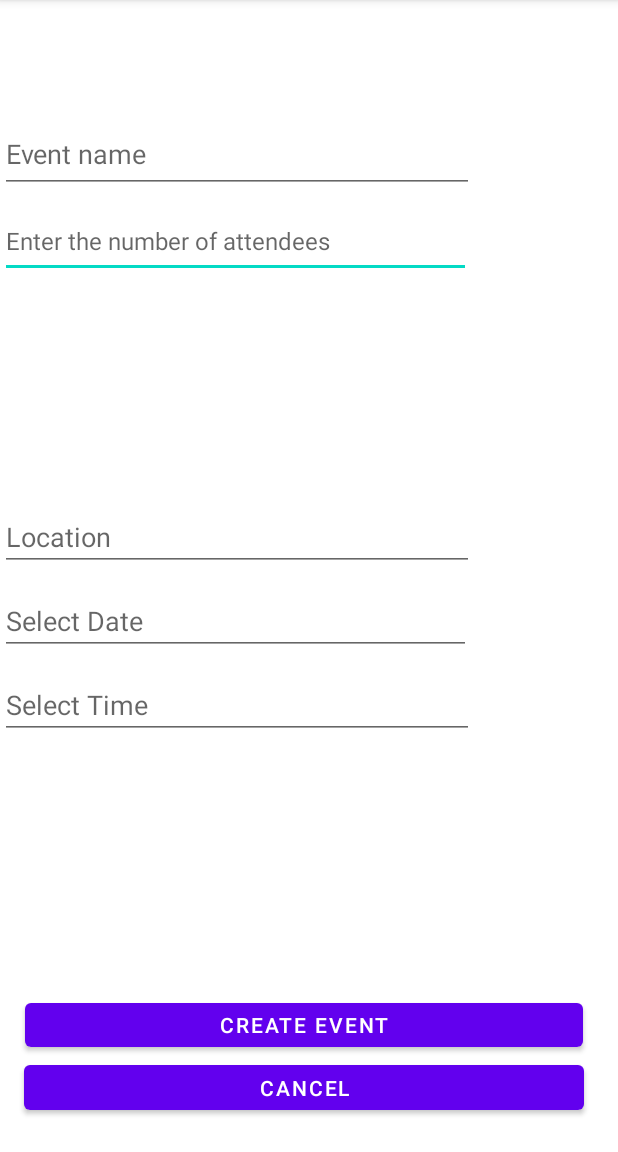
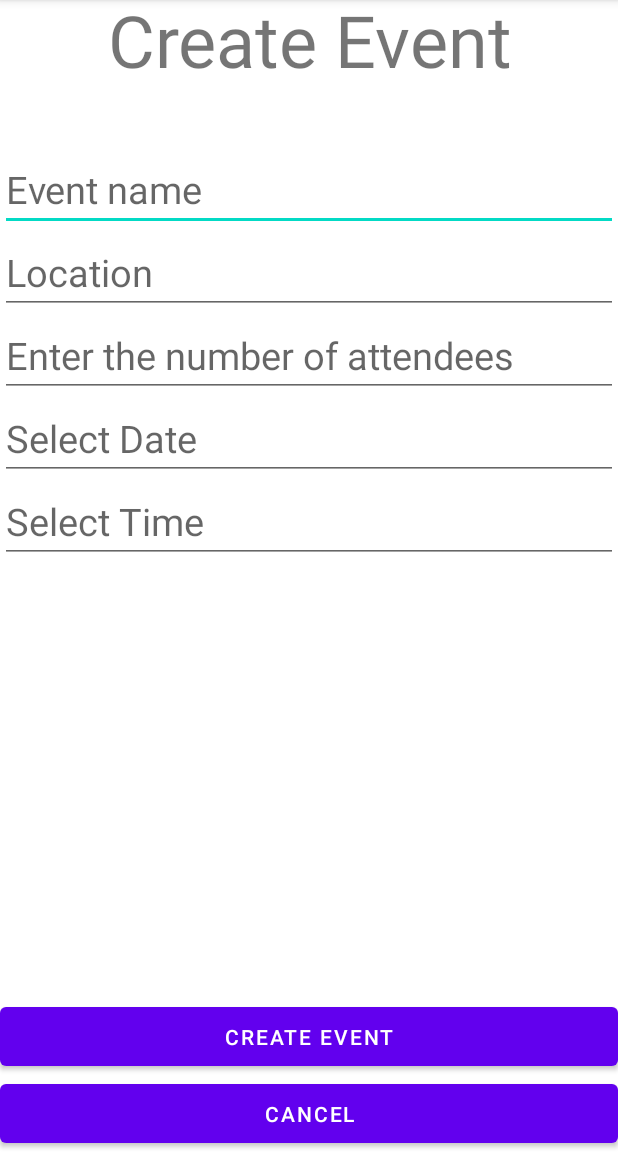
Before and after one commit to CMPUT301W24T20/Lins-Second-Strongest-Students, an Android app: the CreateEventActivity screen opened directly, with no data from a screen before it, on a phone screen of 412 x 824 dp, the part 84-1236 px from its top. Run offline under Robolectric (Android 15) with nearby library versions, the phone set to English and light mode, and no system bars; our stand-ins replace Firebase (no records; nobody signed in at launch, a user with empty details on screens opened directly); 2 statements that could not run were skipped.

Commit message:
updated ui elements for home, create event and event details organizer

```diff
--- a/ReaderApp/QRCodeReader/app/src/main/java/com/example/qrcodereader/entity/AttendeeArrayAdapter.java
+++ b/ReaderApp/QRCodeReader/app/src/main/java/com/example/qrcodereader/entity/AttendeeArrayAdapter.java
@@ -35,10 +35,16 @@ public class AttendeeArrayAdapter extends ArrayAdapter<Map.Entry<String, Long>>
 
         TextView attendeeIdTextView = convertView.findViewById(R.id.attendee_id);
         TextView attendeeNumberTextView = convertView.findViewById(R.id.attendee_number);
+        TextView attendeeCheckTextView = convertView.findViewById(R.id.attendee_check);
 
         if (attendee != null) {
             attendeeIdTextView.setText(attendee.getKey());
             attendeeNumberTextView.setText(String.valueOf(attendee.getValue()));
+            if (attendee.getValue() > 0) {
+                attendeeCheckTextView.setText("Yes");
+            } else {
+                attendeeCheckTextView.setText("No");
+            }
         }
 
         return convertView;
--- a/ReaderApp/QRCodeReader/app/src/main/java/com/example/qrcodereader/ui/eventPage/EventDetailsAttendeeActivity.java
+++ b/ReaderApp/QRCodeReader/app/src/main/java/com/example/qrcodereader/ui/eventPage/EventDetailsAttendeeActivity.java
@@ -119,6 +119,7 @@ public class EventDetailsAttendeeActivity extends AppCompatActivity {
                             }
                         });
                 Toast.makeText(EventDetailsAttendeeActivity.this, "Signed up to event " + eventID, Toast.LENGTH_LONG).show();
+                finish();
             }
         });
 
--- a/ReaderApp/QRCodeReader/app/src/main/res/layout/activity_create_event.xml
+++ b/ReaderApp/QRCodeReader/app/src/main/res/layout/activity_create_event.xml
@@ -6,93 +6,97 @@
     android:layout_width="match_parent"
     android:layout_height="match_parent"
     tools:context=".ui.eventPage.CreateEventActivity">
+    <LinearLayout
+        android:paddingTop="30dp"
+        android:layout_width="match_parent"
+        android:layout_height="wrap_content"
+        android:orientation="vertical"
+        app:layout_constraintTop_toTopOf="parent">
+    <TextView
+        android:id="@+id/textView"
+        android:layout_width="match_parent"
+        android:layout_height="wrap_content"
+        android:text="Create Event"
+        android:gravity="center"
+        android:padding="20dp"
+        android:textSize="48sp"
+        />
+
+    <EditText
+        android:id="@+id/event_name"
+        android:layout_width="match_parent"
+        android:layout_height="wrap_content"
+        android:layout_marginTop="20dp"
+        android:textSize="25sp"
+        android:ems="10"
+        android:hint="Event name"
+        android:inputType="text"
+        tools:layout_editor_absoluteX="16dp" />
+
+    <EditText
+        android:id="@+id/event_location"
+        android:layout_width="match_parent"
+        android:layout_height="wrap_content"
+        android:textSize="25sp"
+        android:ems="10"
+        android:hint="Location"
+        android:inputType="text"
+        tools:layout_editor_absoluteX="16dp" />
+
+
+    <EditText
+        android:id="@+id/attendee_limit"
+        android:layout_width="match_parent"
+        android:layout_height="wrap_content"
+        android:textSize="25sp"
+        android:ems="10"
+        android:hint="@string/enter_the_number_of_attendees"
+        android:inputType="number"
+        tools:layout_editor_absoluteX="16dp" />
 
     <EditText
         android:id="@+id/event_date"
-        android:layout_width="314dp"
-        android:layout_height="41dp"
-        android:layout_marginBottom="12dp"
+        android:layout_width="match_parent"
+        android:layout_height="wrap_content"
+        android:textSize="25sp"
         android:focusable="false"
         android:hint="Select Date"
-        app:layout_constraintBottom_toTopOf="@+id/event_time"
         tools:layout_editor_absoluteX="16dp" />
 
     <EditText
         android:id="@+id/event_time"
-        android:layout_width="316dp"
-        android:layout_height="44dp"
-        android:layout_marginBottom="170dp"
+        android:layout_width="match_parent"
+        android:layout_height="wrap_content"
+        android:textSize="25sp"
         android:focusable="false"
         android:hint="Select Time"
-        app:layout_constraintBottom_toTopOf="@+id/save_button"
         tools:layout_editor_absoluteX="16dp" />
 
-    <Button
-        android:id="@+id/cancel_button"
-        android:layout_width="373dp"
-        android:layout_height="42dp"
-        android:layout_marginBottom="15dp"
-        android:text="Cancel"
-        app:layout_constraintBottom_toBottomOf="parent"
-        app:layout_constraintEnd_toEndOf="parent"
-        app:layout_constraintHorizontal_bias="0.421"
-        app:layout_constraintStart_toStartOf="parent"
-        app:layout_constraintTop_toBottomOf="@+id/save_button"
-        app:layout_constraintVertical_bias="0.0" />
+    </LinearLayout>
 
-    <Button
-        android:id="@+id/save_button"
-        android:layout_width="372dp"
-        android:layout_height="41dp"
-        android:layout_marginBottom="64dp"
-        android:text="Create Event"
-        app:layout_constraintBottom_toBottomOf="parent"
-        app:layout_constraintEnd_toEndOf="parent"
-        app:layout_constraintHorizontal_bias="0.41"
-        app:layout_constraintStart_toStartOf="parent" />
+    <LinearLayout
+        android:layout_width="match_parent"
+        android:layout_height="wrap_content"
+        android:orientation="vertical"
+        app:layout_constraintBottom_toBottomOf="parent">
+        <Button
+            android:id="@+id/save_button"
+            android:layout_width="match_parent"
+            android:layout_height="wrap_content"
+            android:padding="10dp"
+            android:text="Create Event"
+            android:layout_gravity="bottom"
+            />
 
-    <EditText
-        android:id="@+id/attendee_limit"
-        android:layout_width="314dp"
-        android:layout_height="49dp"
-        android:layout_marginTop="7dp"
-        android:ems="10"
-        android:hint="@string/enter_the_number_of_attendees"
-        android:inputType="number"
-        android:textSize="16sp"
-        app:layout_constraintTop_toBottomOf="@+id/event_name"
-        tools:layout_editor_absoluteX="16dp" />
+        <Button
+            android:id="@+id/cancel_button"
+            android:layout_width="match_parent"
+            android:layout_height="wrap_content"
+            android:padding="10dp"
+            android:text="Cancel"
+            android:layout_gravity="bottom"/>
 
-    <TextView
-        android:id="@+id/textView"
-        android:layout_width="329dp"
-        android:layout_height="83dp"
-        android:text="Create Event"
-        android:textAlignment="center"
-        android:textSize="48sp"
-        tools:layout_editor_absoluteX="41dp"
-        tools:layout_editor_absoluteY="46dp" />
+    </LinearLayout>
 
-    <EditText
-        android:id="@+id/event_name"
-        android:layout_width="316dp"
-        android:layout_height="52dp"
-        android:layout_marginTop="49dp"
-        android:ems="10"
-        android:hint="Event name"
-        android:inputType="text"
-        app:layout_constraintTop_toBottomOf="@+id/textView"
-        tools:layout_editor_absoluteX="16dp" />
-
-    <EditText
-        android:id="@+id/event_location"
-        android:layout_width="316dp"
-        android:layout_height="42dp"
-        android:layout_marginBottom="282dp"
-        android:ems="10"
-        android:hint="Location"
-        android:inputType="text"
-        app:layout_constraintBottom_toTopOf="@+id/save_button"
-        tools:layout_editor_absoluteX="16dp" />
 
 </androidx.constraintlayout.widget.ConstraintLayout>
```
Also changed, not shown: ReaderApp/QRCodeReader/app/src/main/res/layout/activity_event_details_organizer.xml (+28 -8 lines), ReaderApp/QRCodeReader/app/src/main/res/layout/attendees_content.xml (+14 -3 lines), ReaderApp/QRCodeReader/app/src/main/res/layout/fragment_home.xml (+7 -5 lines).
